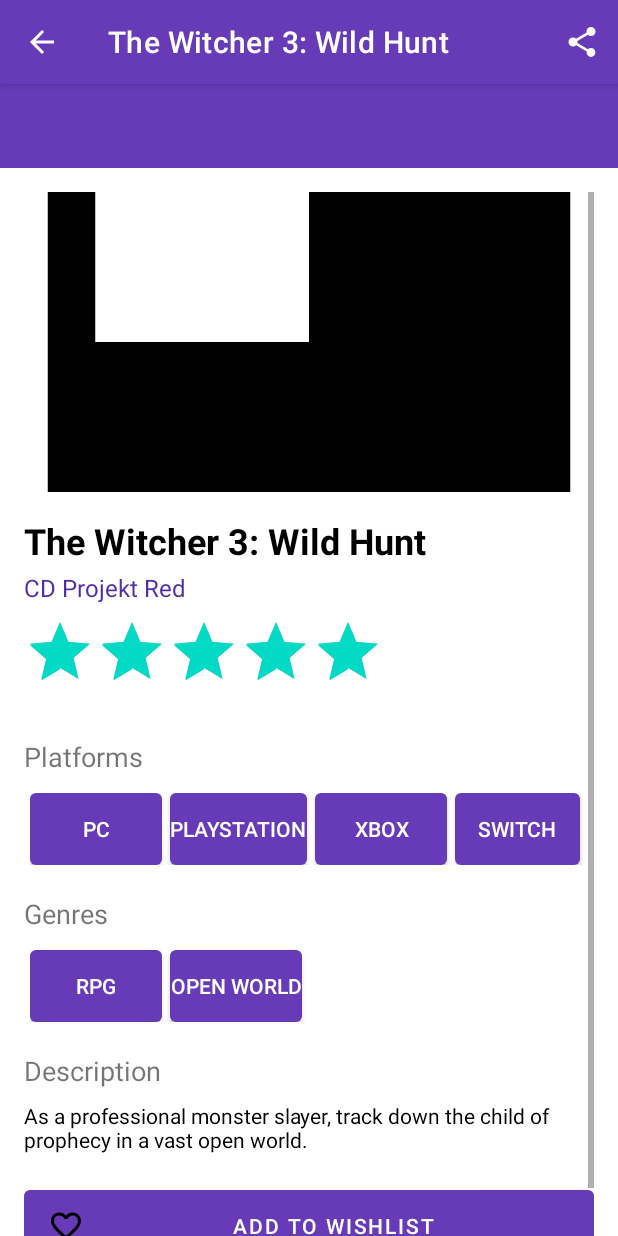
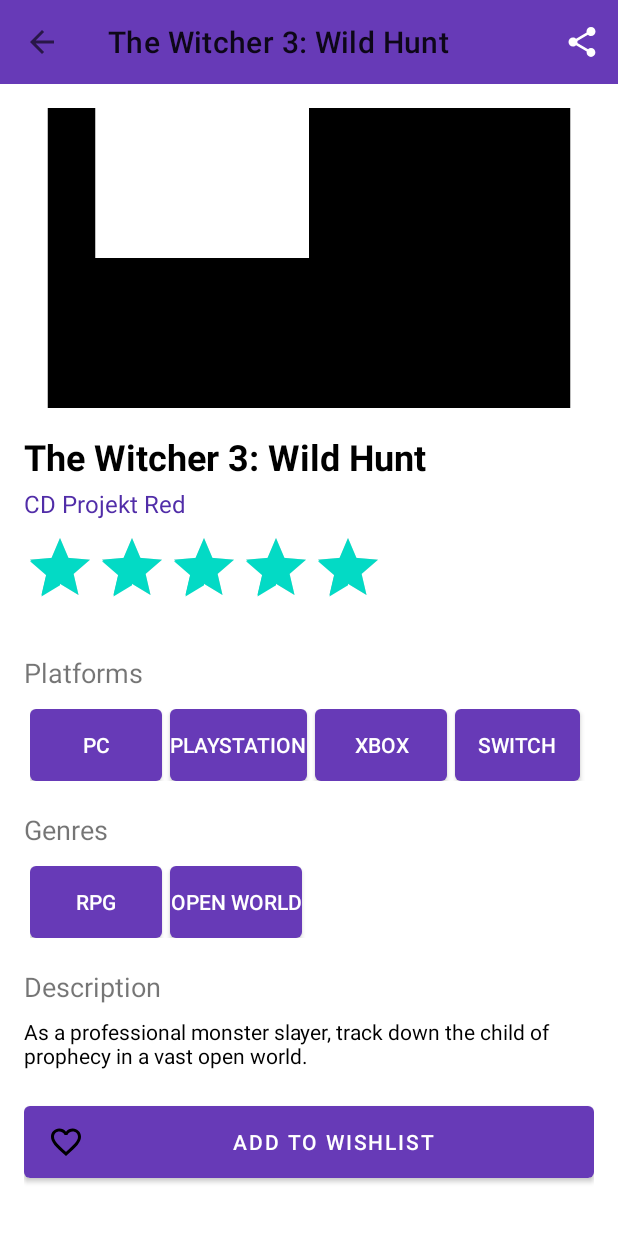
Before and after one commit to InnaVibes/Ctesp, an Android app: the screen it shows after launch (GameDetailActivity), after a tap on "The Witcher 3: Wild Hunt", on a phone screen of 412 x 824 dp. Run offline under Robolectric (Android 15) with nearby library versions, the light colour scheme and no system bars; our stand-ins replace Room's generated code; 1 statement that could not run was skipped; 2 other taps on this screen came first.

Commit message:
JA LIGA A PUTA

```diff
--- a/Android1/Android/app/src/main/AndroidManifest.xml
+++ b/Android1/Android/app/src/main/AndroidManifest.xml
@@ -10,7 +10,6 @@
 
 
     <application
-        android:name=".RipoffSteamApplication"
         android:allowBackup="true"
         android:dataExtractionRules="@xml/data_extraction_rules"
         android:fullBackupContent="@xml/backup_rules"
--- a/Android1/Android/app/src/main/java/com/ripoffsteam/RipoffSteamApplication.java
+++ /dev/null
@@ -1,14 +0,0 @@
-package com.ripoffsteam;
-
-import android.app.Application;
-import com.ripoffsteam.utils.ThemeManager;
-
-public class RipoffSteamApplication extends Application {
-
-    @Override
-    public void onCreate() {
-        super.onCreate();
-
-        ThemeManager.applyTheme(this);
-    }
-}
--- a/Android1/Android/app/src/main/java/com/ripoffsteam/utils/ApiManager.java
+++ b/Android1/Android/app/src/main/java/com/ripoffsteam/utils/ApiManager.java
@@ -20,7 +20,7 @@
 public class ApiManager {
     private static final String TAG = "ApiManager";
     private static final String BASE_URL = "https://api.rawg.io/api/";
-    private static final String API_KEY = "SUA_CHAVE_API_AQUI"; // Substitua pela sua chave
+    private static final String API_KEY = "c706cd3b99ae40e2b3fe089d19582ed6"; // Substitua pela sua chave
 
     private RawgApiService apiService;
     private Context context;
--- a/Android1/Android/app/src/main/res/values/themes.xml
+++ b/Android1/Android/app/src/main/res/values/themes.xml
@@ -1,25 +1,20 @@
 <resources xmlns:tools="http://schemas.android.com/tools">
 
-    <style name="Theme.RipoffSteam" parent="Theme.MaterialComponents.DayNight.DarkActionBar">
-
+    <!-- ✅ CORREÇÃO: Usar NoActionBar para consistência -->
+    <style name="Theme.RipoffSteam" parent="Theme.MaterialComponents.DayNight.NoActionBar">
         <item name="colorPrimary">@color/purple_500</item>
         <item name="colorPrimaryVariant">@color/purple_700</item>
         <item name="colorOnPrimary">@color/white</item>
-
         <item name="colorSecondary">@color/teal_200</item>
         <item name="colorSecondaryVariant">@color/teal_700</item>
         <item name="colorOnSecondary">@color/black</item>
-
         <item name="android:statusBarColor">?attr/colorPrimaryVariant</item>
-
         <item name="colorSurface">@color/white</item>
         <item name="colorOnSurface">@color/black</item>
-
         <item name="android:colorBackground">@color/white</item>
     </style>
 
-
-    <style name="Theme.RipoffSteam.Light" parent="Theme.MaterialComponents.Light.DarkActionBar">
+    <style name="Theme.RipoffSteam.Light" parent="Theme.MaterialComponents.Light.NoActionBar">
         <item name="colorPrimary">@color/purple_500</item>
         <item name="colorPrimaryVariant">@color/purple_700</item>
         <item name="colorOnPrimary">@color/white</item>
@@ -33,7 +28,6 @@
         <item name="android:textColorPrimary">@color/black</item>
         <item name="android:textColorSecondary">@color/dark_gray</item>
     </style>
-
 
     <style name="Theme.RipoffSteam.Dark" parent="Theme.MaterialComponents.NoActionBar">
         <item name="colorPrimary">@color/purple_200</item>
```
